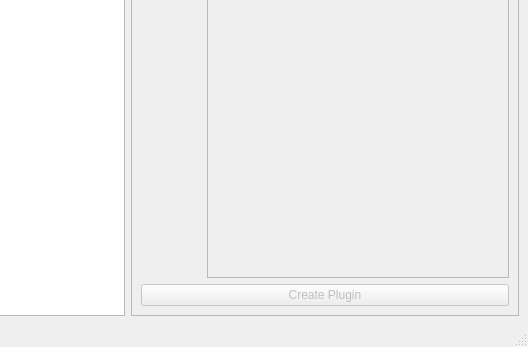
Above: ui/gui/qt_new/create.ui from TUB-Control/PaPI before the change; both pictures show x 272 to 800 and y 254 to 601 of the 800 by 601 pixel window. Below: the same form after it.
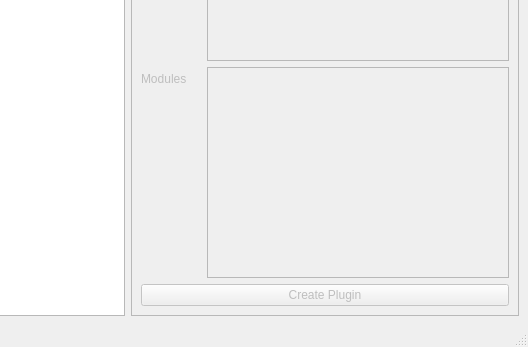
That is the form after the change.

Commit message: Overviewmenu shows now a list of all imported modules. Plugins which can be used due to missing modules are now hightlighted. The specific missing module is also hightlighted.

What changed in the file:
```diff
--- a/ui/gui/qt_new/create.ui
+++ b/ui/gui/qt_new/create.ui
@@ -90,6 +90,16 @@
             <item row="2" column="1">
              <widget class="QLineEdit" name="pathEdit"/>
             </item>
+            <item row="4" column="0">
+             <widget class="QLabel" name="modulesLabel">
+              <property name="text">
+               <string>Modules</string>
+              </property>
+             </widget>
+            </item>
+            <item row="4" column="1">
+             <widget class="QListWidget" name="modulesList"/>
+            </item>
            </layout>
           </item>
           <item>
```
The commit also changes 10 other files.
